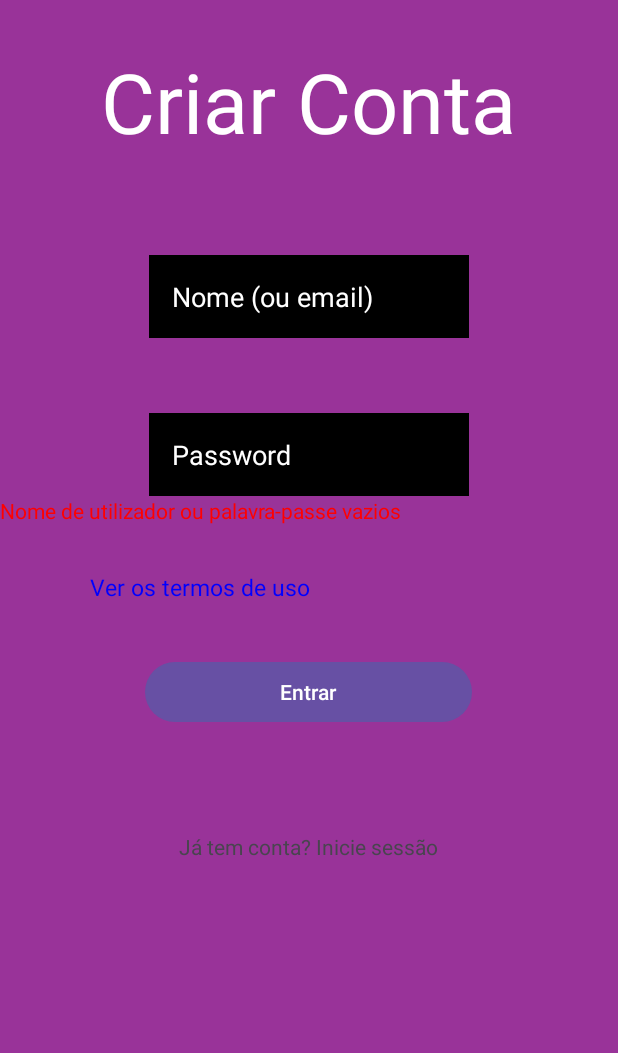
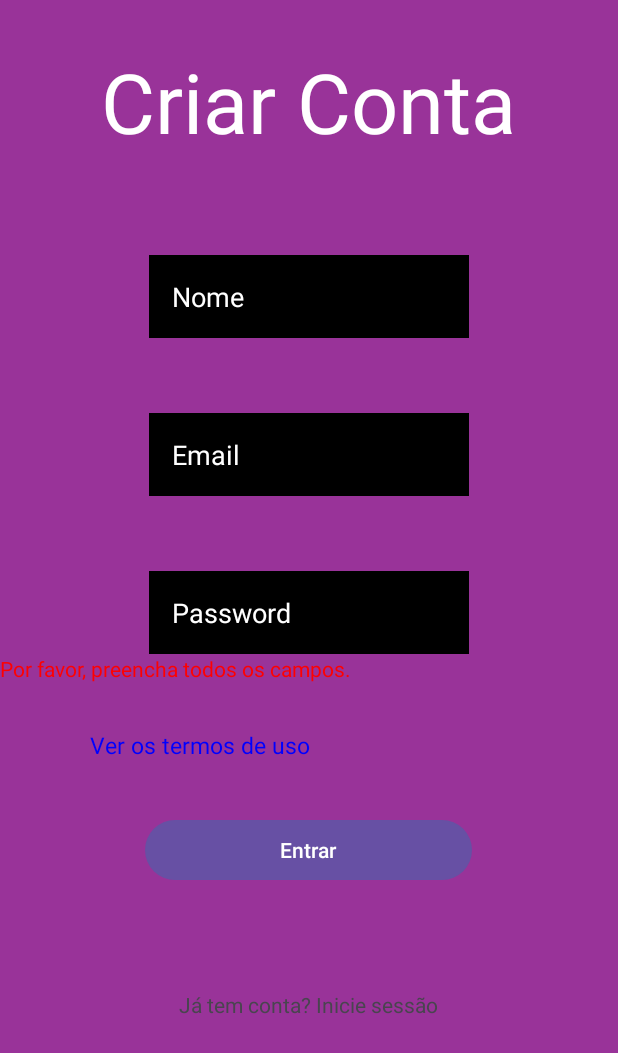
Before and after one commit to JoaoFrancoo/3-maltas-em-perigo, an Android app: the screen it shows after launch (MainActivity), after a tap on "Entrar", on a phone screen of 412 x 824 dp. Shown: the top 1053 px of the screen. Run offline under Robolectric (Android 15) with nearby library versions, the phone set to English and light mode, and no system bars; our stand-ins replace Firebase (no records; nobody signed in at launch, a user with empty details on screens opened directly).

Commit message:
Pegar nome de utilizador e colocar icon e nome da app

```diff
--- a/app/build.gradle.kts
+++ b/app/build.gradle.kts
@@ -56,6 +56,7 @@ dependencies {
     implementation("org.jetbrains.kotlin:kotlin-stdlib:1.9.22")
     implementation("org.tensorflow:tensorflow-lite-support:0.4.4")
     implementation("org.tensorflow:tensorflow-lite-metadata:0.4.4")
+    implementation("androidx.activity:activity:1.8.0")
     testImplementation("junit:junit:4.13.2")
     androidTestImplementation("androidx.test.ext:junit:1.1.5")
     androidTestImplementation("androidx.test.espresso:espresso-core:3.5.1")
--- a/app/src/main/AndroidManifest.xml
+++ b/app/src/main/AndroidManifest.xml
@@ -3,18 +3,22 @@
     xmlns:tools="http://schemas.android.com/tools">
 
     <uses-permission android:name="android.permission.CAMERA" />
+
     <uses-feature android:name="android.hardware.camera" />
 
     <application
         android:allowBackup="true"
         android:dataExtractionRules="@xml/data_extraction_rules"
         android:fullBackupContent="@xml/backup_rules"
-        android:icon="@mipmap/ic_launcher"
+        android:icon="@drawable/ic_launcher"
         android:label="@string/app_name"
         android:roundIcon="@mipmap/ic_launcher_round"
         android:supportsRtl="true"
         android:theme="@style/Theme._3maltasemperigon1"
         tools:targetApi="31">
+        <activity
+            android:name=".PerfilActivity"
+            android:exported="false" />
         <activity
             android:name=".IndexActivity"
             android:exported="false" />
--- a/app/src/main/java/com/example/a3_maltas_em_perigo_n1/MainActivity.kt
+++ b/app/src/main/java/com/example/a3_maltas_em_perigo_n1/MainActivity.kt
@@ -1,5 +1,6 @@
 package com.example.a3_maltas_em_perigo_n1
 
+import android.content.ContentValues.TAG
 import android.content.Intent
 import android.os.Bundle
 import android.util.Log
@@ -8,6 +9,7 @@ import android.widget.EditText
 import android.widget.TextView
 import androidx.appcompat.app.AppCompatActivity
 import com.google.firebase.auth.FirebaseAuth
+import com.google.firebase.auth.UserProfileChangeRequest
 import com.google.firebase.firestore.FirebaseFirestore
 
 class MainActivity : AppCompatActivity() {
@@ -26,38 +28,46 @@ class MainActivity : AppCompatActivity() {
 
         val editTextFirstName = findViewById<EditText>(R.id.txtNomeUser)
         val editTextPassUser = findViewById<EditText>(R.id.txtPassUser)
+        val editTextEmail = findViewById<EditText>(R.id.txtEmailUser)
         val mensagem = findViewById<TextView>(R.id.txterro)
         val submit = findViewById<Button>(R.id.btnsubmit)
         val textViewIrParaLogin = findViewById<TextView>(R.id.IrParaLogin)
 
         submit.setOnClickListener {
             val userName = editTextFirstName.text.toString()
+            val userEmail = editTextEmail.text.toString()
             val userPasse = editTextPassUser.text.toString()
 
-            if (userName.isEmpty() || userPasse.isEmpty()) {
+            if (userName.isEmpty() || userEmail.isEmpty() || userPasse.isEmpty()) {
                 // Lidar com campos vazios
-                val mensagemErro = "Nome de utilizador ou palavra-passe vazios"
+                val mensagemErro = "Por favor, preencha todos os campos."
                 mensagem.text = mensagemErro
                 return@setOnClickListener
             }
 
             // Consulta na coleção "users" para verificar se já existe um documento com os mesmos dados
             db.collection("users")
-                .whereEqualTo("first", userName)
-                .whereEqualTo("pass", userPasse)
+                .whereEqualTo("email", userEmail)
                 .get()
                 .addOnSuccessListener { documents ->
                     if (documents.isEmpty) {
-                        // Nenhum documento com os mesmos dados foi encontrado, então podemos adicionar
-                        val user = hashMapOf(
-                            "first" to userName,
-                            "pass" to userPasse
-                        )
-
-                        auth.createUserWithEmailAndPassword(userName, userPasse)
+                        // Nenhum documento com o mesmo email foi encontrado, então podemos adicionar
+                        auth.createUserWithEmailAndPassword(userEmail, userPasse)
                             .addOnSuccessListener { authResult ->
                                 // Registro bem-sucedido
                                 val user = authResult.user
+                                // Agora, adicionamos o nome ao perfil do usuário
+                                val profileUpdates = UserProfileChangeRequest.Builder()
+                                    .setDisplayName(userName)
+                                    .build()
+
+                                user?.updateProfile(profileUpdates)
+                                    ?.addOnCompleteListener { task ->
+                                        if (task.isSuccessful) {
+                                            Log.d(TAG, "Nome de usuário atualizado com sucesso.")
+                                        }
+                                    }
+
                                 user?.sendEmailVerification()
                                     ?.addOnSuccessListener {
                                         // E-mail de verificação enviado com sucesso
@@ -74,7 +84,7 @@ class MainActivity : AppCompatActivity() {
                                 Log.e("TAG", "Falha no registro: $exception")
                             }
                     } else {
-                        // Já existe um documento com os mesmos dados na base de dados
+                        // Já existe um documento com o mesmo email na base de dados
                         val msgCriado = findViewById<TextView>(R.id.msgCriado)
                         msgCriado.setTextColor(resources.getColor(R.color.red))
                         val msg = getString(R.string.dadosExistem)
@@ -86,10 +96,14 @@ class MainActivity : AppCompatActivity() {
                     // Lidar com falhas na consulta
                 }
         }
+        val user = FirebaseAuth.getInstance().currentUser
+
+// Verifica se o usuário não é nulo e se o nome está definido
 
         textViewIrParaLogin.setOnClickListener {
             val intent = Intent(this, MainActivity2::class.java)
             startActivity(intent)
         }
     }
+
 }
--- a/app/src/main/java/com/example/a3_maltas_em_perigo_n1/MainActivity2.kt
+++ b/app/src/main/java/com/example/a3_maltas_em_perigo_n1/MainActivity2.kt
@@ -52,6 +52,7 @@ class MainActivity2 : AppCompatActivity() {
                         mensagem.text = "Falha ao iniciar sessão. Verifique o nome de utilizador e a palavra-passe."
                         Log.e("TAG", "signInWithEmail:failure", task.exception)
                     }
+
                 }
         }
     }
--- a/app/src/main/res/layout/activity_main.xml
+++ b/app/src/main/res/layout/activity_main.xml
@@ -32,6 +32,19 @@
             android:background="@color/black"
             android:ems="10"
             android:hint="@string/nomeUser"
+            android:inputType="text"
+            android:padding="15dp"
+            android:layout_marginBottom="50dp"
+            android:textColorHint="@color/white" />
+
+        <EditText
+            android:id="@+id/txtEmailUser"
+            android:layout_width="wrap_content"
+            android:layout_height="wrap_content"
+            android:layout_gravity="center"
+            android:background="@color/black"
+            android:ems="10"
+            android:hint="@string/emailUser"
             android:inputType="text"
             android:padding="15dp"
             android:textColorHint="@color/white" />
@@ -90,13 +103,13 @@
             android:layout_height="wrap_content"
             android:layout_gravity="center"
             android:layout_marginTop="20dp"
+            android:clickable="true"
             android:gravity="center"
             android:paddingStart="90sp"
-            android:paddingBottom="60sp"
             android:paddingTop="30sp"
             android:paddingEnd="90sp"
-            android:clickable="true"
-            android:text="@string/irParaLogin"/>
+            android:paddingBottom="60sp"
+            android:text="@string/irParaLogin" />
 
 
     </LinearLayout>
--- a/app/src/main/res/values/strings.xml
+++ b/app/src/main/res/values/strings.xml
@@ -1,11 +1,12 @@
 <resources>
-    <string name="app_name">3-maltas-em-perigo-n1</string>
+    <string name="app_name">SabeSó</string>
     <string name="inicio_sessao">Iniciar sessão</string>
     <string name="termos">Ver os termos de uso</string>
     <string name="mensagemFixe">Conta criada com sucesso</string>
     <string name="mensagemErro">Ocorreu um erro ao criar a conta</string>
     <string name="dadosExistem">Os dados já existem</string>
-    <string name="nomeUser">Nome (ou email)</string>
+    <string name="nomeUser">Nome</string>
+    <string name="emailUser">Email</string>
     <string name="UserPass">Password</string>
     <string name="criarConta">Criar Conta</string>
     <string name="irParaLogin">Já tem conta? Inicie sessão</string>
```
Also changed, not shown: app/src/main/java/com/example/a3_maltas_em_perigo_n1/IndexActivity.kt (+23 -0 lines), app/src/main/java/com/example/a3_maltas_em_perigo_n1/PerfilActivity.kt (added, +20 -0 lines), app/src/main/res/layout/activity_perfil.xml (added, +10 -0 lines), app/src/main/res/drawable/ic_launcher.jpg (added).
